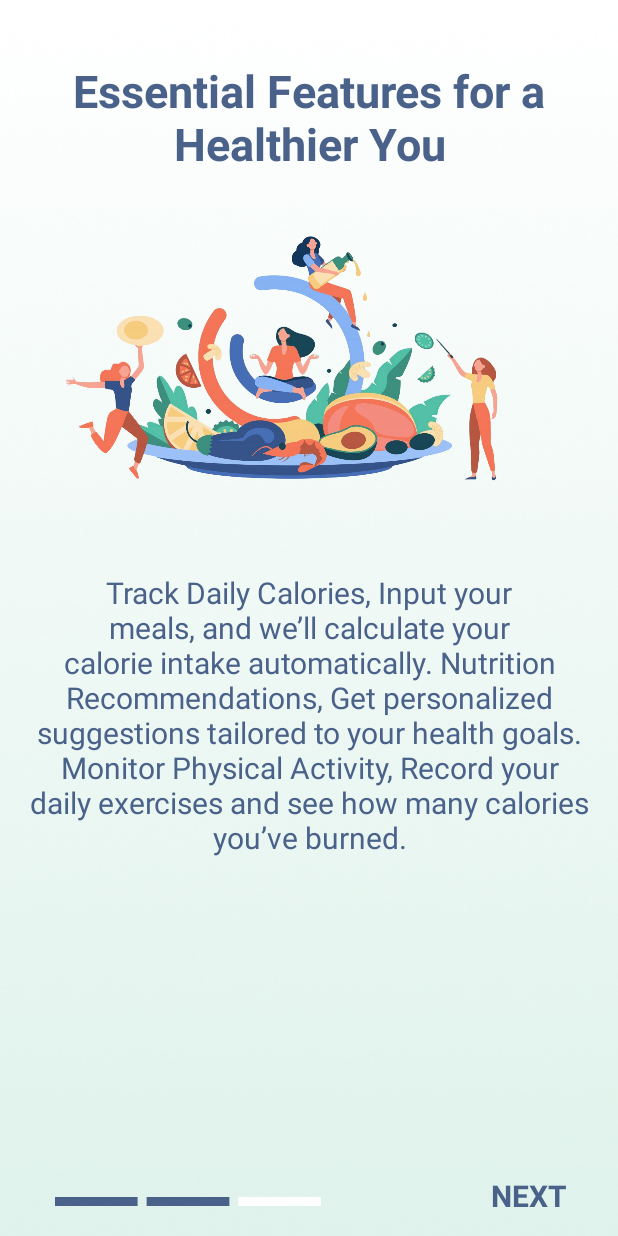
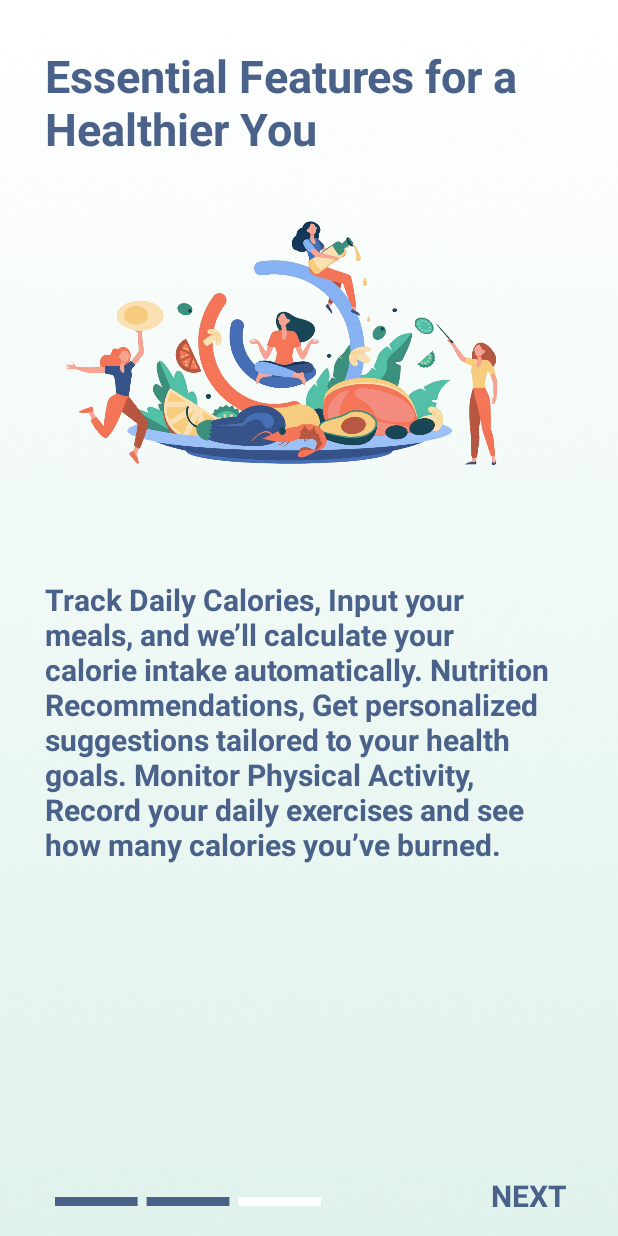
Before and after one commit to ignatio001/capstone-project-catloris, an Android app: the screen it shows after launch (WelcomeActivity), after a tap on "NEXT", on a phone screen of 412 x 824 dp. Run offline under Robolectric (Android 15) with nearby library versions, the light colour scheme and no system bars.

Commit message:
Update Workout Lagi belum mau
Belum bisa untuk memasukkan GIF ke workout, update terbaru hanya menampilkan recycler view

```diff
--- a/app/build.gradle.kts
+++ b/app/build.gradle.kts
@@ -58,6 +58,7 @@ dependencies {
 
     implementation(libs.circleimageview)
     implementation(libs.glide)
+    annotationProcessor (libs.compiler)
 
     testImplementation(libs.junit)
     androidTestImplementation(libs.androidx.junit)
--- a/app/src/main/java/com/bangkit/catloris/ui/sidefeatures/WorkoutActivity.kt
+++ b/app/src/main/java/com/bangkit/catloris/ui/sidefeatures/WorkoutActivity.kt
@@ -1,5 +1,6 @@
 package com.bangkit.catloris.ui.sidefeatures
 
+import android.content.Intent
 import android.os.Bundle
 import androidx.appcompat.app.AppCompatActivity
 import androidx.recyclerview.widget.LinearLayoutManager
@@ -33,6 +34,11 @@ class WorkoutActivity : AppCompatActivity() {
         )
 
         adapter = WorkoutAdapter(workoutList) { workout ->
+            val intent = Intent(this, WorkoutDetailActivity::class.java).apply {
+                putExtra("WORKOUT_TITLE", workout.title)
+                putExtra("WORKOUT_IMAGE", workout.imageResource)
+            }
+            startActivity(intent)
 
         }
         binding.workoutRecycler.layoutManager = LinearLayoutManager(this)
--- a/app/src/main/res/layout/fragment_second_intro.xml
+++ b/app/src/main/res/layout/fragment_second_intro.xml
@@ -11,9 +11,9 @@
         android:id="@+id/intro_text_title_sec"
         android:layout_width="match_parent"
         android:layout_height="wrap_content"
-        android:layout_margin="40dp"
+        android:layout_margin="30dp"
         android:text="@string/intro_second_text_title"
-        android:textAlignment="center"
+        android:textAlignment="textStart"
         android:textColor="@color/color_4"
         android:textSize="30sp"
         android:textStyle="bold"
@@ -36,11 +36,11 @@
         android:layout_width="match_parent"
         android:layout_height="wrap_content"
         android:text="@string/intro_second_text_desc"
-        android:textAlignment="center"
+        android:textAlignment="textStart"
         android:textColor="@color/color_4"
-        android:textStyle="normal"
+        android:textStyle="bold"
         android:textSize="20sp"
-        android:layout_margin="15dp"
+        android:layout_margin="30dp"
         app:layout_constraintEnd_toEndOf="parent"
         app:layout_constraintStart_toStartOf="parent"
         app:layout_constraintTop_toBottomOf="@+id/intro_second_pict" />
--- a/app/src/main/res/layout/list_item_workout.xml
+++ b/app/src/main/res/layout/list_item_workout.xml
@@ -7,7 +7,7 @@
     app:cardCornerRadius="10dp"
     app:cardElevation="10dp"
     android:background="@drawable/bg_app"
-    android:backgroundTint="@color/color_3"
+    android:backgroundTint="@color/color_2"
     app:cardUseCompatPadding="true">
 
     <LinearLayout
--- a/gradle/libs.versions.toml
+++ b/gradle/libs.versions.toml
@@ -1,6 +1,7 @@
 [versions]
 agp = "8.6.0"
 circleimageview = "3.1.0"
+compiler = "4.15.1"
 glide = "4.16.0"
 kotlin = "1.9.0"
 coreKtx = "1.15.0"
@@ -23,6 +24,7 @@ fragmentKtx = "1.5.6"
 [libraries]
 androidx-core-ktx = { group = "androidx.core", name = "core-ktx", version.ref = "coreKtx" }
 circleimageview = { module = "de.hdodenhof:circleimageview", version.ref = "circleimageview" }
+compiler = { module = "com.github.bumptech.glide:compiler", version.ref = "compiler" }
 glide = { module = "com.github.bumptech.glide:glide", version.ref = "glide" }
 junit = { group = "junit", name = "junit", version.ref = "junit" }
 androidx-junit = { group = "androidx.test.ext", name = "junit", version.ref = "junitVersion" }
```
Also changed, not shown: app/src/main/java/com/bangkit/catloris/ui/sidefeatures/WorkoutDetailActivity.kt (+22 -0 lines).
